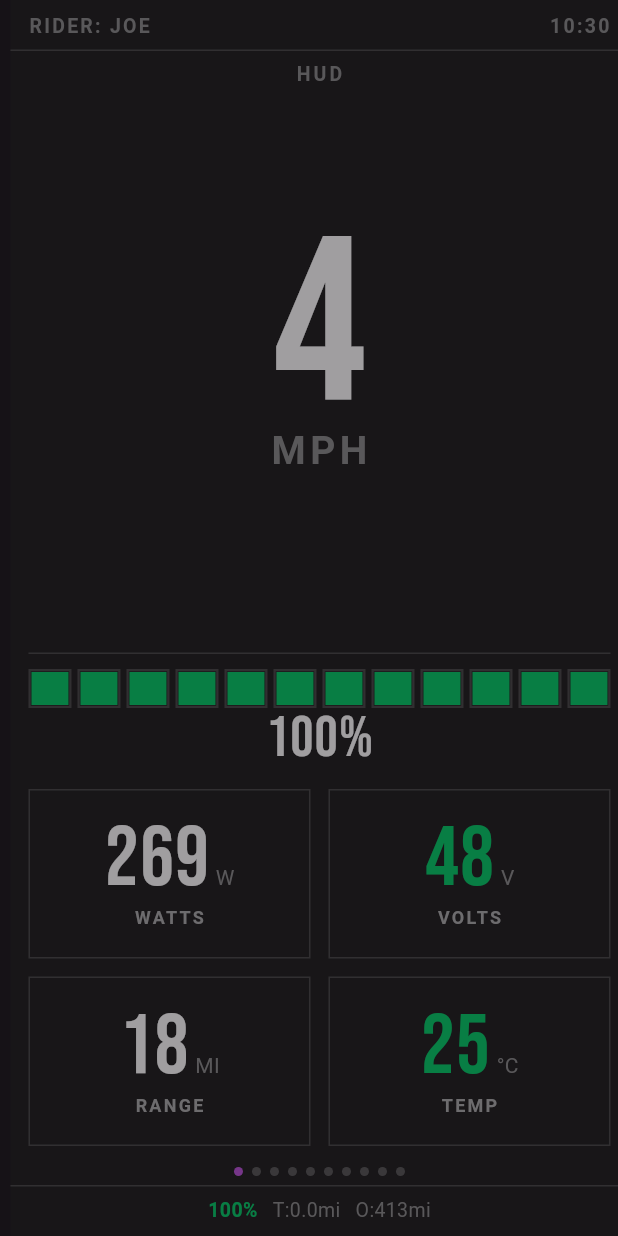
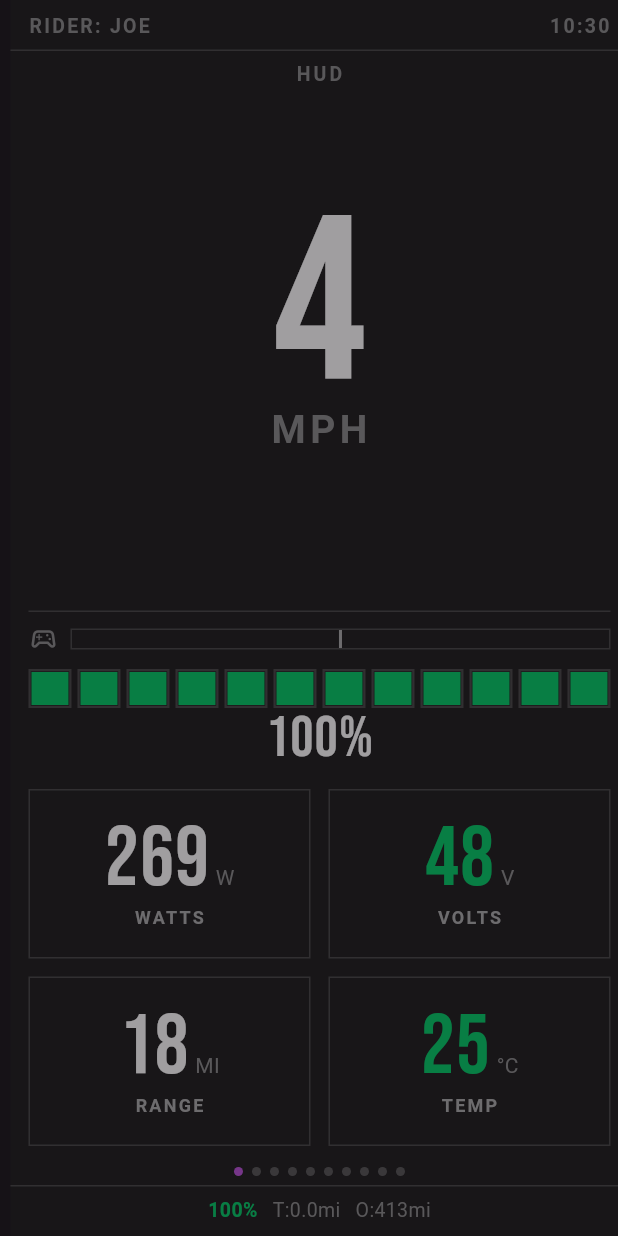
Before and after one commit to joenilan/esk8os_mobile, a Flutter app: the screen it shows after launch, after a tap on the "bug report" icon, on a phone screen of 412 x 824 dp. Run offline on Flutter 3.47's test engine with Material 3 defaults, Android fonts, the phone set to English and light mode, and no system bars; our stand-ins replace fl_chart, flutter_blue_plus, flutter_compass, flutter_map, geolocator, google_fonts and 6 more; missing offline and left inert: file_selector, flutter_foreground_task, flutter_overlay_window; accounts and stored records are empty.

Commit message:
feat(app): throttle/brake bar + remote-status icon on the HUD
Surface the remote on the main HUD (not just DIAG): a compact center-zero
throttle bar (green accel / red brake) with a gamepad icon that's green when
the remote signal is present, dim when not. Extracted the bar into a shared
ThrottleBar widget (esk8_widgets) reused by DIAG.

Co-Authored-By: Claude Opus 4.8 <noreply@anthropic.com>
Claude-Session: https://claude.ai/code/session_01SwSRZUHoiVFsKwn9iWAEKd

```diff
--- a/lib/views/hud_view.dart
+++ b/lib/views/hud_view.dart
@@ -39,6 +39,19 @@ class HudView extends StatelessWidget {
           // Speed — big but not overpowering, MPH snug underneath.
           Expanded(child: Center(child: SpeedHero(value: t.speed.toStringAsFixed(0), unit: speedUnit))),
           const Divider(height: 1, thickness: 1, color: Esk8Theme.border),
+          const SizedBox(height: 8),
+          // Remote throttle/brake + signal-present icon (decoded PPM from the VESC).
+          Row(
+            children: [
+              Icon(
+                t.remoteConnected ? Icons.sports_esports : Icons.sports_esports_outlined,
+                size: 20,
+                color: t.remoteConnected ? Esk8Theme.green : Esk8Theme.dim,
+              ),
+              const SizedBox(width: 8),
+              Expanded(child: ThrottleBar(throttle: t.remoteConnected ? t.throttle : 0, height: 14)),
+            ],
+          ),
           const SizedBox(height: 10),
           SegmentedBattery(percent: t.battery, cells: cells),
           const SizedBox(height: 2),
--- a/lib/widgets/esk8_widgets.dart
+++ b/lib/widgets/esk8_widgets.dart
@@ -397,6 +397,46 @@ class PageChrome extends StatelessWidget {
   }
 }
 
+/// Center-zero throttle bar: fills right (green) on accel, left (red) on brake.
+/// [throttle] is -1..1 (the VESC's decoded remote input).
+class ThrottleBar extends StatelessWidget {
+  final double throttle;
+  final double height;
+  const ThrottleBar({super.key, required this.throttle, this.height = 30});
+
+  @override
+  Widget build(BuildContext context) {
+    final accel = throttle.clamp(0.0, 1.0).toDouble();
+    final brake = (-throttle).clamp(0.0, 1.0).toDouble();
+    return Container(
+      height: height,
+      decoration: BoxDecoration(
+        color: Esk8Theme.scaffold,
+        border: Border.all(color: Esk8Theme.border),
+      ),
+      child: Row(
+        children: [
+          Expanded(
+            child: Align(
+              alignment: Alignment.centerRight,
+              child: FractionallySizedBox(
+                  widthFactor: brake, child: Container(color: Esk8Theme.danger)),
+            ),
+          ),
+          Container(width: 2, color: Esk8Theme.label),
+          Expanded(
+            child: Align(
+              alignment: Alignment.centerLeft,
+              child: FractionallySizedBox(
+                  widthFactor: accel, child: Container(color: Esk8Theme.green)),
+            ),
+          ),
+        ],
+      ),
+    );
+  }
+}
+
 /// A row of equal-width tiles with consistent gaps. Tiles share width via
 /// [Expanded]; top-aligned (never stretch — that forces infinite height in the
 /// unbounded page columns).
```
Also changed, not shown: lib/views/diag_view.dart (+1 -43 lines).
